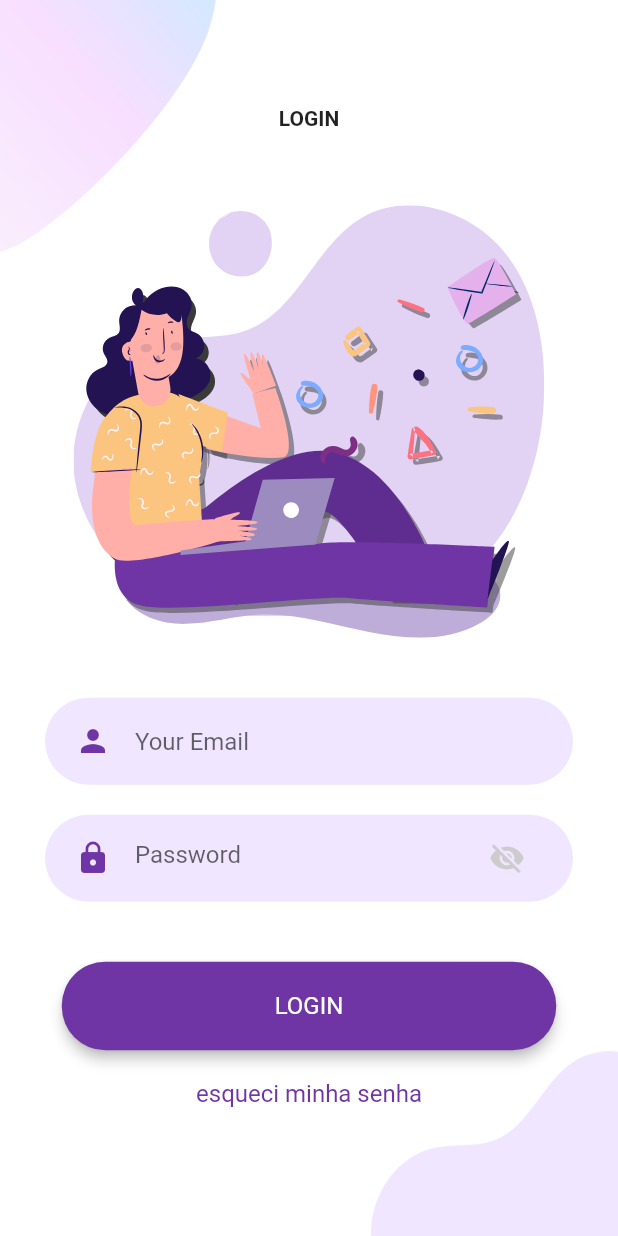
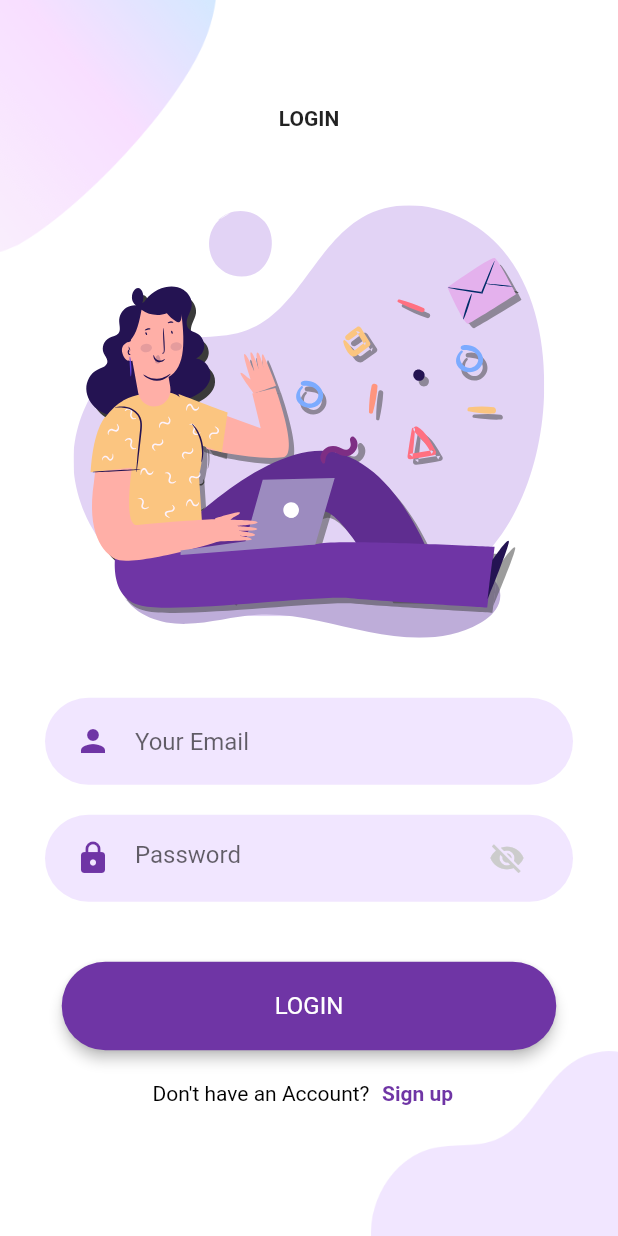
Before and after one commit to paahdiego/FlutterAuthTemplate, a Flutter app: the screen it shows after launch, after a tap on "LOGIN", on a phone screen of 412 x 824 dp. Run offline on Flutter 3.47's test engine with Material 2 defaults, Android fonts, the phone set to English and light mode, and no system bars; our stand-ins replace flutter_secure_storage, flutter_svg, google_fonts, top_snackbar_flutter; statements that could not run were skipped.

Commit message:
small changes

```diff
--- a/lib/core/app_colors.dart
+++ b/lib/core/app_colors.dart
@@ -5,6 +5,7 @@ class AppColors {
   static const Color kPrimaryColor = Color(0xFF6F35A5);
   static const Color kPrimaryLightColor = Color(0xFFF1E6FF);
   static const Color white = Color(0xFFFFFFFF);
+  static const Color black = Color(0xFF000000);
   static const Color activatedSuffixButton = Color(0xFF6F35A5);
   static const Color inputFontColor = Color(0xFF6F35A5);
   static const Color deactivatedSuffixButton = Color(0xFFCCCCCC);
--- a/lib/core/app_text_styles.dart
+++ b/lib/core/app_text_styles.dart
@@ -15,7 +15,7 @@ class AppTextStyles {
       );
   static TextStyle textButtonStyle({
     double size = 16,
-    FontWeight fontWeight = FontWeight.w400,
+    FontWeight fontWeight = FontWeight.w600,
   }) =>
       GoogleFonts.roboto(
         color: AppColors.kPrimaryColor,
@@ -31,4 +31,13 @@ class AppTextStyles {
         fontSize: size,
         fontWeight: fontWeight,
       );
+  static TextStyle body({
+    double size = 16,
+    FontWeight fontWeight = FontWeight.w400,
+  }) =>
+      GoogleFonts.roboto(
+        color: AppColors.black,
+        fontSize: size,
+        fontWeight: fontWeight,
+      );
 }
--- a/lib/login/login_page.dart
+++ b/lib/login/login_page.dart
@@ -175,12 +175,21 @@ class _LoginPageState extends State<LoginPage> {
               SizedBox(
                 height: 5,
               ),
-              TextButton(
-                onPressed: () {},
-                child: Text(
-                  "esqueci minha senha",
-                  style: AppTextStyles.textButtonStyle(),
-                ),
+              Row(
+                mainAxisAlignment: MainAxisAlignment.center,
+                children: [
+                  Text(
+                    "Don't have an Account?",
+                    style: AppTextStyles.body(size: 14),
+                  ),
+                  TextButton(
+                    onPressed: () {},
+                    child: Text(
+                      "Sign up",
+                      style: AppTextStyles.textButtonStyle(size: 14),
+                    ),
+                  ),
+                ],
               ),
             ],
           ),
```
